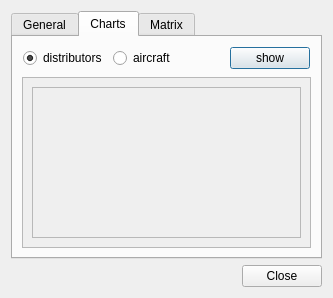
This is src/blackgui/views/aircraftmodelstatisticsdialog.ui in swift-project/pilotclient as Qt 5 draws it before an edit. The edited form follows.
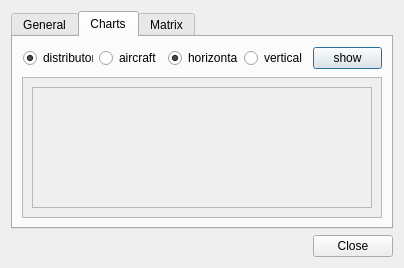
This is the edited form. The open tabs and pages were chosen to show the change. Custom widgets are drawn as their Qt base class.

Commit message: Ref T509, Qwt adjustments in model statistics

```diff
--- a/src/blackgui/views/aircraftmodelstatisticsdialog.ui
+++ b/src/blackgui/views/aircraftmodelstatisticsdialog.ui
@@ -6,8 +6,8 @@
    <rect>
     <x>0</x>
     <y>0</y>
-    <width>333</width>
-    <height>298</height>
+    <width>404</width>
+    <height>268</height>
    </rect>
   </property>
   <property name="minimumSize">
@@ -76,6 +76,9 @@
             <property name="checked">
              <bool>true</bool>
             </property>
+            <attribute name="buttonGroup">
+             <string notr="true">bg_Chart</string>
+            </attribute>
            </widget>
           </item>
           <item>
@@ -83,6 +86,9 @@
             <property name="text">
              <string>aircraft</string>
             </property>
+            <attribute name="buttonGroup">
+             <string notr="true">bg_Chart</string>
+            </attribute>
            </widget>
           </item>
           <item>
@@ -98,6 +104,29 @@
             </property>
            </spacer>
           </item>
+          <item>
+           <widget class="QRadioButton" name="rb_Horizontal">
+            <property name="text">
+             <string>horizontal</string>
+            </property>
+            <property name="checked">
+             <bool>true</bool>
+            </property>
+            <attribute name="buttonGroup">
+             <string notr="true">bg_Layout</string>
+            </attribute>
+           </widget>
+          </item>
+          <item>
+           <widget class="QRadioButton" name="rb_Vertical">
+            <property name="text">
+             <string>vertical</string>
+            </property>
+            <attribute name="buttonGroup">
+             <string notr="true">bg_Layout</string>
+            </attribute>
+           </widget>
+          </item>
           <item alignment="Qt::AlignRight">
            <widget class="QPushButton" name="pb_ShowChart">
             <property name="text">
@@ -118,8 +147,8 @@
            <rect>
             <x>0</x>
             <y>0</y>
-            <width>299</width>
-            <height>191</height>
+            <width>370</width>
+            <height>161</height>
            </rect>
           </property>
           <layout class="QVBoxLayout" name="verticalLayout_2">
```
Left out of the diff: 4 changed lines with no effect on the pictures. The commit also changes 2 other files.
